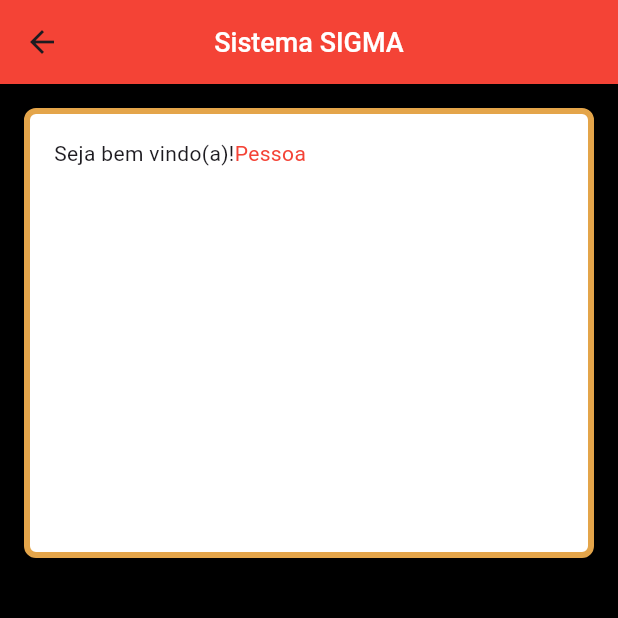
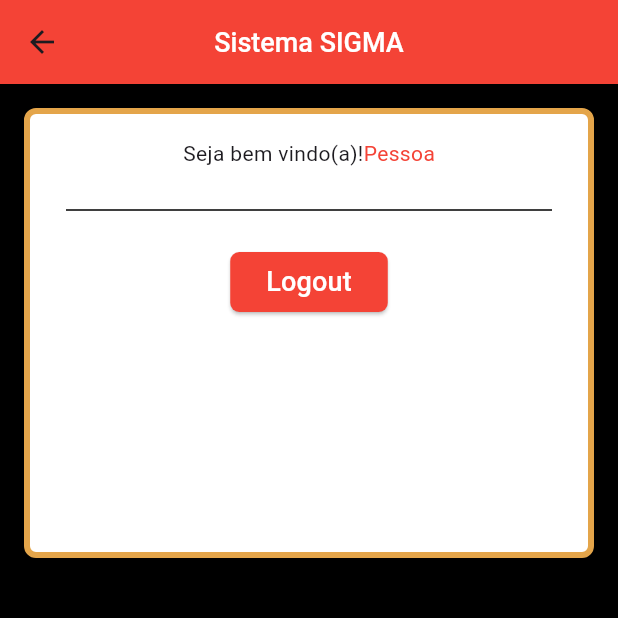
Before and after one commit to YuriVasconcelosJ/ProjectFlutter, a Flutter app: the Interna screen opened directly, on a phone screen of 412 x 824 dp, the top half of it. Run offline on Flutter 3.47's test engine with Material 3 defaults, Android fonts, the phone set to English and light mode, and no system bars.

Commit message:
Interna.dart finalizada

```diff
--- a/lib/interna.dart
+++ b/lib/interna.dart
@@ -37,13 +37,16 @@ class _InternaState extends State<Interna> {
               width: 4,
             ),
           ),
-          child: const Column(
+          child: Column(
             children: [
-              Padding(
+              const Padding(
                 padding: EdgeInsets.only(bottom: 20),
                 child: Row(
+                  mainAxisAlignment: MainAxisAlignment.center,
                   children: [
-                    Text("Seja bem vindo(a)!",),
+                    Text(
+                      "Seja bem vindo(a)!",
+                    ),
                     Text(
                       "Pessoa",
                       style: TextStyle(
@@ -52,7 +55,26 @@ class _InternaState extends State<Interna> {
                     ),
                   ],
                 ),
-              )
+              ),
+              const Padding(
+                padding: EdgeInsets.fromLTRB(8, 0, 8, 16),
+                child: Divider(
+                  color: Colors.black,
+                ),
+              ),
+              ElevatedButton(
+                onPressed: () {},
+                style: ElevatedButton.styleFrom(
+                  backgroundColor: Colors.red,
+                  shape: RoundedRectangleBorder(
+                    borderRadius: BorderRadius.circular(6),
+                  ),
+                ),
+                child: const Text(
+                  "Logout",
+                  style: TextStyle(color: Colors.white, fontSize: 18),
+                ),
+              ),
             ],
           ),
         ),
```
